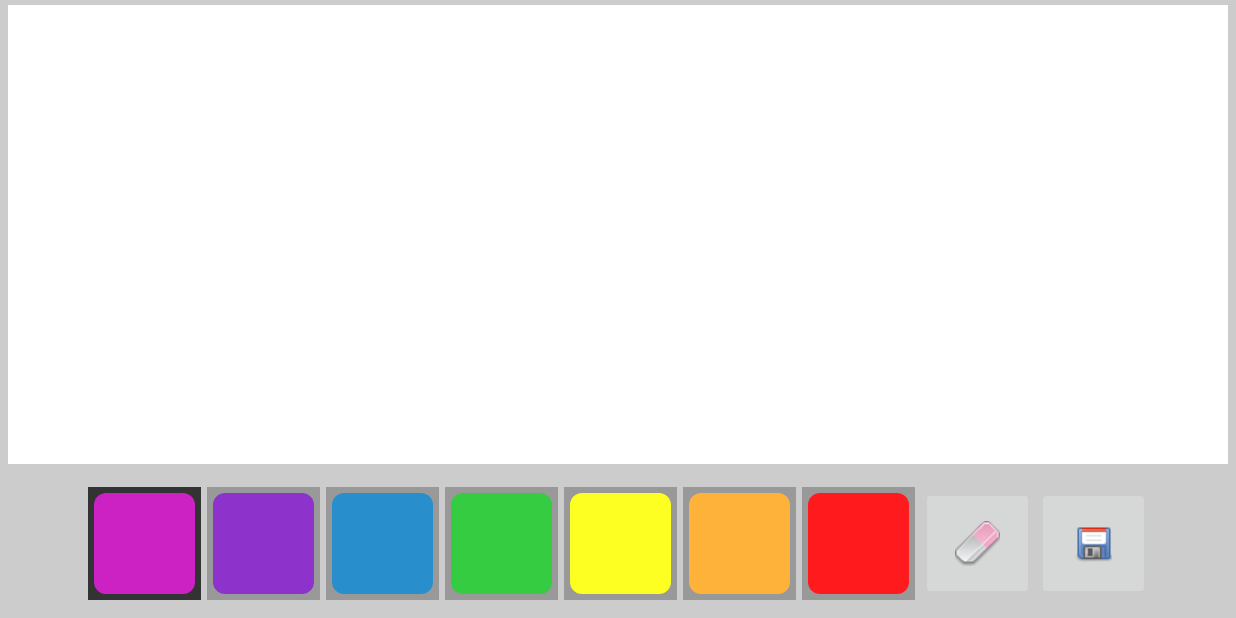
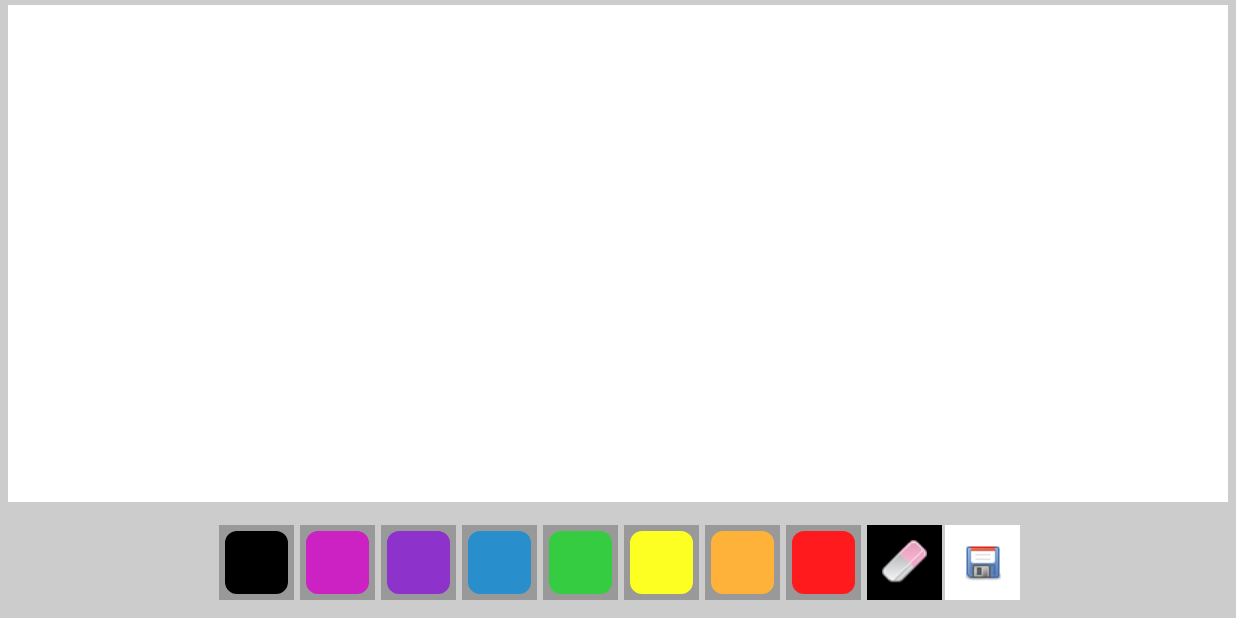
Before and after one commit to FailleurFox/Arc-en-ciel, an Android app: the DrawingActivity screen opened directly, with no data from a screen before it, after a tap on "Erase", on a phone screen of 824 x 412 dp (held sideways). Run offline under Robolectric (Android 15) with nearby library versions, the phone set to English and light mode, and no system bars.

Commit message:
paint libre stable <3

```diff
--- a/app/src/main/java/fr/polytech/si5/arc_en_ciel/DrawingActivity.java
+++ b/app/src/main/java/fr/polytech/si5/arc_en_ciel/DrawingActivity.java
@@ -50,14 +50,28 @@ public class DrawingActivity extends Activity {
     }
 
     public void paintClicked(View view){
-        //use chosen color
-        if(view!=currPaint){
+        // use chosen color
+        if(view != currPaint){
             ImageButton imgView = (ImageButton)view;
             String color = view.getTag().toString();
             drawingView.setColor(color);
+
+            // clean the previous selection
+            if(currPaint.getId() != (R.id.erase_btn)) {
+                currPaint.setImageDrawable(getResources().getDrawable(R.drawable.paint));
+            }
+            else { // special case : eraser
+                currPaint.setBackgroundColor(getResources().getColor(R.color.myWhite));
+            }
+
+            // highlight the new selection
+            currPaint = (ImageButton)imgView;
+            if(imgView.getId() != (R.id.erase_btn)) {
+                currPaint.setImageDrawable(getResources().getDrawable(R.drawable.paint_pressed));
+            }
+            else {   // special case : eraser
+                imgView.setBackgroundColor(getResources().getColor(R.color.myBlack));
+            }
         }
-
     }
-
-
 }
--- a/app/src/main/java/fr/polytech/si5/arc_en_ciel/DrawingView.java
+++ b/app/src/main/java/fr/polytech/si5/arc_en_ciel/DrawingView.java
@@ -21,6 +21,9 @@ public class DrawingView extends View {
     //canvas bitmap
     private Bitmap canvasBitmap;
 
+    private int sizeEraseCursor = 100;
+    private int sizeColorCursor = 30;
+
 
     public DrawingView(Context context, AttributeSet attrs){
         super(context, attrs);
@@ -33,7 +36,7 @@ public class DrawingView extends View {
         drawPaint = new Paint();
         drawPaint.setColor(paintColor);
         drawPaint.setAntiAlias(true);
-        drawPaint.setStrokeWidth(20);
+        drawPaint.setStrokeWidth(sizeColorCursor);
         drawPaint.setStyle(Paint.Style.STROKE);
         drawPaint.setStrokeJoin(Paint.Join.ROUND);
         drawPaint.setStrokeCap(Paint.Cap.ROUND);
@@ -51,13 +54,20 @@ public class DrawingView extends View {
     protected void onDraw(Canvas canvas) {
         super.onDraw(canvas);
         canvas.drawBitmap(canvasBitmap, 0, 0, canvasPaint);
+
         canvas.drawPath(drawPath, drawPaint);
     }
 
+    public void setColor(String newColor){
 
-    public void setColor(String newColor){
+        if(newColor.equals("#ffffffff"))
+            drawPaint.setStrokeWidth(sizeEraseCursor);
+        else
+            drawPaint.setStrokeWidth(sizeColorCursor);
+
         paintColor = Color.parseColor(newColor);
         drawPaint.setColor(paintColor);
+
     }
 
     public Path getDrawPath() {
--- a/app/src/main/res/layout/activity_drawing.xml
+++ b/app/src/main/res/layout/activity_drawing.xml
@@ -25,6 +25,16 @@ tools:context=".MainActivity" >
     android:orientation="horizontal"
     android:id="@+id/linLay"
     android:padding="10dp">
+
+    <ImageButton
+        android:layout_width="@dimen/large_brush"
+        android:layout_height="@dimen/large_brush"
+        android:layout_margin="2dp"
+        android:background="@color/myBlack"
+        android:contentDescription="@string/paint"
+        android:onClick="paintClicked"
+        android:src="@drawable/paint"
+        android:tag="@color/myBlack" />
 
     <ImageButton
         android:layout_width="@dimen/large_brush"
@@ -103,6 +113,7 @@ tools:context=".MainActivity" >
         android:layout_height="@dimen/large_brush"
         android:layout_margin="2dp"
         android:contentDescription="@string/erase"
+        android:background="@color/myWhite"
         android:onClick="paintClicked"
         android:src="@drawable/eraser"
         android:tag="@color/myWhite" />
@@ -112,6 +123,7 @@ tools:context=".MainActivity" >
         android:layout_gravity="center_vertical"
         android:layout_width="@dimen/large_brush"
         android:layout_height="@dimen/large_brush"
+        android:background="@color/myWhite"
         android:contentDescription="@string/save"
         android:src="@drawable/save" />
 </LinearLayout>
--- a/app/src/main/res/values/dimens.xml
+++ b/app/src/main/res/values/dimens.xml
@@ -2,10 +2,11 @@
     <!-- Default screen margins, per the Android Design guidelines. -->
     <dimen name="activity_horizontal_margin">16dp</dimen>
     <dimen name="activity_vertical_margin">16dp</dimen>
+
     <dimen name="small_brush">10dp</dimen>
     <integer name="small_size">10</integer>
-    <dimen name="medium_brush">20dp</dimen>
-    <integer name="medium_size">20</integer>
-    <dimen name="large_brush">75dp</dimen>
-    <integer name="large_size">30</integer>
+    <dimen name="medium_brush">30dp</dimen>
+    <integer name="medium_size">30</integer>
+    <dimen name="large_brush">50dp</dimen>
+    <integer name="large_size">50</integer>
 </resources>
--- a/app/src/main/res/values/strings.xml
+++ b/app/src/main/res/values/strings.xml
@@ -9,6 +9,7 @@
     <string name="save">Save</string>
     <string name="paint">Paint</string>
 
+    <color name="myBlack">#000000</color>
     <color name="myPurple">#cc22c3</color>
     <color name="myIndigo">#8d33cc</color>
     <color name="myBlue">#288fcc</color>
```
Also changed, not shown: 3 other files.
